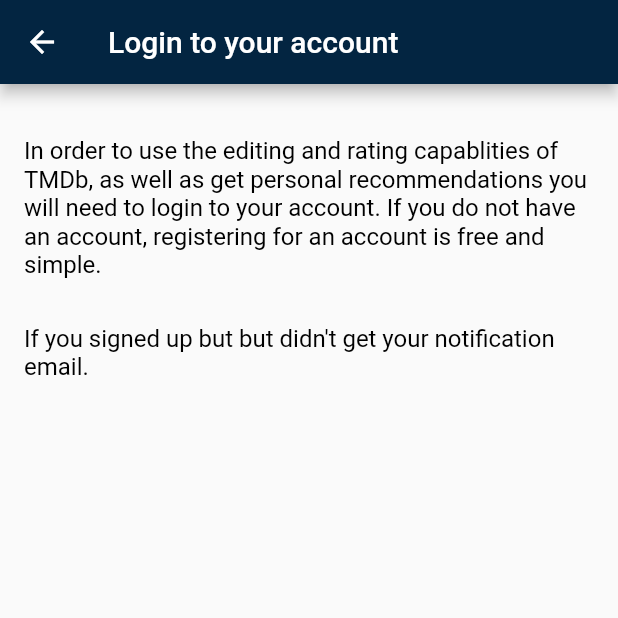
After one commit to MikhailGaraninov/themoviedb, a Flutter app: the MovieScreenWidget screen opened by its route, on a phone screen of 412 x 824 dp, the top half of it. The commit adds this screen. Run offline on Flutter 3.47's test engine with Material 2 defaults, Android fonts, the phone set to English and light mode, and no system bars.

Commit message:
add movieWidget

```diff
--- a/lib/main.dart
+++ b/lib/main.dart
@@ -2,6 +2,7 @@ import 'package:flutter/material.dart';
 import 'package:themoviedb/Theme/app_colors.dart';
 import 'package:themoviedb/widgets/auth/auth_widget.dart';
 import 'package:themoviedb/widgets/main/main_screen_widget.dart';
+import 'package:themoviedb/widgets/movie_screen/movie_screen_widget.dart';
 
 void main() {
   runApp(MyApp());
@@ -25,6 +26,7 @@ class MyApp extends StatelessWidget {
       routes: {
         '/auth': (context) => AuthWidget(),
         '/main_screen': (context) => MainScreenWidget(),
+        '/movie_screen':(context) => MovieScreenWidget(),
       },
       initialRoute: '/auth',
      /*  onGenerateRoute: (RouteSettings settings) {
--- a/lib/widgets/movie_list/movie_list_widget.dart
+++ b/lib/widgets/movie_list/movie_list_widget.dart
@@ -185,7 +185,9 @@ class _MouvieListWidgetState extends State<MouvieListWidget> {
                     color: Colors.transparent,
                     child: InkWell(
                       borderRadius: BorderRadius.circular(10),
-                      onTap: () {},
+                      onTap: () {
+                         Navigator.of(context).pushNamed('/movie_screen');
+                      },
                     ),
                   )
                 ],
--- /dev/null
+++ b/lib/widgets/movie_screen/movie_screen_widget.dart
@@ -0,0 +1,56 @@
+import 'package:flutter/material.dart';
+
+class MovieScreenWidget extends StatefulWidget {
+  const MovieScreenWidget({Key? key}) : super(key: key);
+
+  @override
+  State<MovieScreenWidget> createState() => _MovieScreenWidgetState();
+}
+
+class _MovieScreenWidgetState extends State<MovieScreenWidget> {
+  @override
+  Widget build(BuildContext context) {
+
+    return Scaffold(
+      appBar: AppBar(
+        title: const Text('Login to your account'),
+      ),
+      body: ListView(
+         children: [
+           SizedBox(height: 10),
+           _MovieInfoWidget(),
+         ]
+      ),
+    );
+  }
+}
+
+
+class _MovieInfoWidget extends StatelessWidget {
+  const _MovieInfoWidget({Key? key}) : super(key: key);
+
+  @override
+  Widget build(BuildContext context) {
+    const textStyle = TextStyle(fontSize: 16, color: Colors.black);
+    return Padding(
+      padding: const EdgeInsets.symmetric(horizontal: 16),
+      child: Column(
+        crossAxisAlignment: CrossAxisAlignment.start,
+        children: const [
+          SizedBox(height: 25),
+          Text(
+            'In order to use the editing and rating capablities of TMDb, as well as get personal recommendations you will need to login to your account. If you do not have an account, registering for an account is free and simple. ',
+            style: textStyle,
+          ),
+          SizedBox(height: 5),
+          SizedBox(height: 25),
+          Text(
+            "If you signed up but but didn't get your notification email.",
+            style: textStyle,
+          ),
+          SizedBox(height: 5),
+        ],
+      ),
+    );
+  }
+}
```
